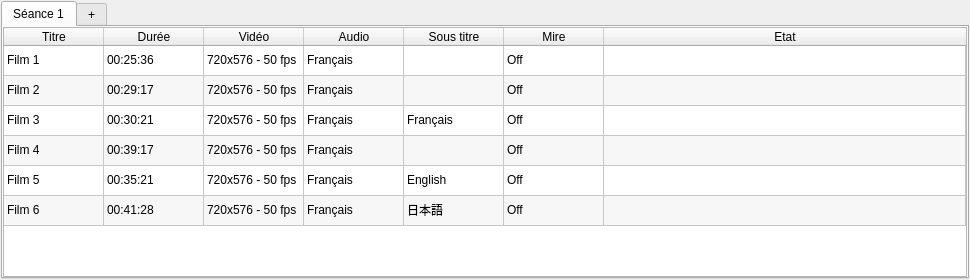
cinemaouvert/OPP, file src/playlistswidget.ui: the form before one commit.
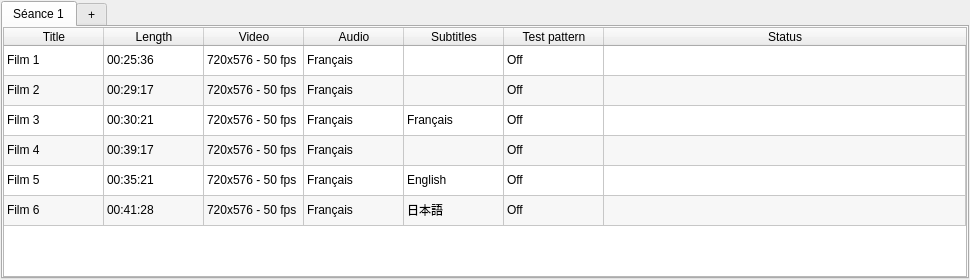
The form after the commit.

Commit message: Traduction - Playlists

The edit to the form file:
```diff
--- a/src/playlistswidget.ui
+++ b/src/playlistswidget.ui
@@ -82,17 +82,17 @@
          </row>
          <column>
           <property name="text">
-           <string>Titre</string>
+           <string>Title</string>
           </property>
          </column>
          <column>
           <property name="text">
-           <string>Durée</string>
+           <string>Length</string>
           </property>
          </column>
          <column>
           <property name="text">
-           <string>Vidéo</string>
+           <string>Video</string>
           </property>
          </column>
          <column>
@@ -102,17 +102,17 @@
          </column>
          <column>
           <property name="text">
-           <string>Sous titre</string>
+           <string>Subtitles</string>
           </property>
          </column>
          <column>
           <property name="text">
-           <string>Mire</string>
+           <string>Test pattern</string>
           </property>
          </column>
          <column>
           <property name="text">
-           <string>Etat</string>
+           <string>Status</string>
           </property>
          </column>
          <item row="0" column="0">
```
Left out of the diff: 5 changed lines with no effect on the pictures.
